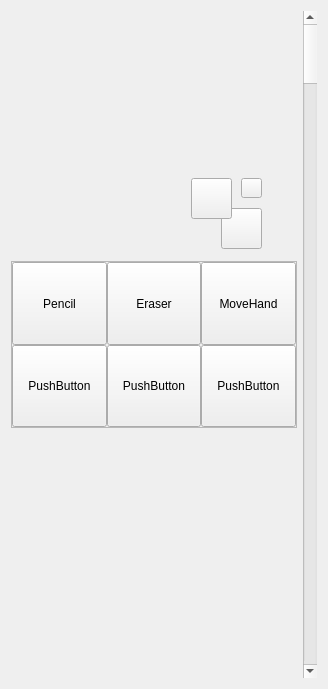
Above: 图像处理程序/Tools.ui from March-rain233/MineSketchpad before the change. Below: the same form after it.
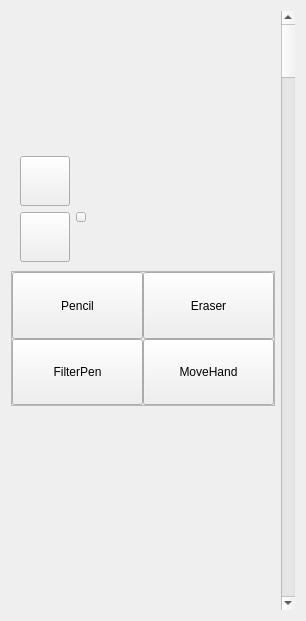
That is the form after the change. Custom widgets are drawn as their Qt base class.

```diff
--- a/图像处理程序/Tools.ui
+++ b/图像处理程序/Tools.ui
@@ -6,8 +6,8 @@
    <rect>
     <x>0</x>
     <y>0</y>
-    <width>328</width>
-    <height>689</height>
+    <width>306</width>
+    <height>621</height>
    </rect>
   </property>
   <property name="windowTitle">
@@ -35,35 +35,31 @@
       <item row="0" column="0">
        <layout class="QVBoxLayout" name="verticalLayout" stretch="2,1,2,3">
         <item>
-         <widget class="QDockWidget" name="dockWidget">
+         <widget class="MyPalette" name="widget_2" native="true">
           <property name="sizePolicy">
-           <sizepolicy hsizetype="Preferred" vsizetype="Preferred">
+           <sizepolicy hsizetype="Expanding" vsizetype="Expanding">
             <horstretch>0</horstretch>
             <verstretch>0</verstretch>
            </sizepolicy>
           </property>
-          <property name="floating">
-           <bool>false</bool>
-          </property>
-          <property name="features">
-           <set>QDockWidget::NoDockWidgetFeatures</set>
-          </property>
-          <property name="windowTitle">
-           <string/>
-          </property>
-          <widget class="MyPalette" name="dockWidgetContents"/>
          </widget>
         </item>
         <item>
          <widget class="QWidget" name="color" native="true">
+          <layout class="QFormLayout" name="formLayout">
+           <item row="0" column="0">
           <widget class="QPushButton" name="front">
-           <property name="geometry">
-            <rect>
-             <x>180</x>
-             <y>0</y>
-             <width>41</width>
-             <height>41</height>
-            </rect>
+             <property name="minimumSize">
+              <size>
+               <width>50</width>
+               <height>50</height>
+              </size>
+             </property>
+             <property name="maximumSize">
+              <size>
+               <width>50</width>
+               <height>50</height>
+              </size>
            </property>
            <property name="text">
             <string/>
@@ -75,14 +71,20 @@
             </size>
            </property>
           </widget>
+           </item>
+           <item row="1" column="0">
           <widget class="QPushButton" name="background">
-           <property name="geometry">
-            <rect>
-             <x>210</x>
-             <y>30</y>
-             <width>41</width>
-             <height>41</height>
-            </rect>
+             <property name="minimumSize">
+              <size>
+               <width>50</width>
+               <height>50</height>
+              </size>
+             </property>
+             <property name="maximumSize">
+              <size>
+               <width>50</width>
+               <height>50</height>
+              </size>
            </property>
            <property name="text">
             <string/>
@@ -94,22 +96,21 @@
             </size>
            </property>
           </widget>
+           </item>
+           <item row="1" column="1">
           <widget class="QPushButton" name="swap">
-           <property name="geometry">
-            <rect>
-             <x>230</x>
-             <y>0</y>
-             <width>21</width>
-             <height>20</height>
-            </rect>
+             <property name="maximumSize">
+              <size>
+               <width>10</width>
+               <height>10</height>
+              </size>
            </property>
            <property name="text">
             <string/>
            </property>
           </widget>
-          <zorder>background</zorder>
-          <zorder>front</zorder>
-          <zorder>swap</zorder>
+           </item>
+          </layout>
          </widget>
         </item>
         <item>
@@ -137,54 +138,6 @@
             <number>0</number>
            </property>
            <item row="2" column="0">
-            <widget class="QPushButton" name="pushButton_2">
-             <property name="sizePolicy">
-              <sizepolicy hsizetype="Expanding" vsizetype="Expanding">
-               <horstretch>0</horstretch>
-               <verstretch>0</verstretch>
-              </sizepolicy>
-             </property>
-             <property name="text">
-              <string>PushButton</string>
-             </property>
-             <property name="checkable">
-              <bool>true</bool>
-             </property>
-            </widget>
-           </item>
-           <item row="2" column="1">
-            <widget class="QPushButton" name="pushButton">
-             <property name="sizePolicy">
-              <sizepolicy hsizetype="Expanding" vsizetype="Expanding">
-               <horstretch>0</horstretch>
-               <verstretch>0</verstretch>
-              </sizepolicy>
-             </property>
-             <property name="text">
-              <string>PushButton</string>
-             </property>
-             <property name="checkable">
-              <bool>true</bool>
-             </property>
-            </widget>
-           </item>
-           <item row="2" column="2">
-            <widget class="QPushButton" name="pushButton_4">
-             <property name="sizePolicy">
-              <sizepolicy hsizetype="Expanding" vsizetype="Expanding">
-               <horstretch>0</horstretch>
-               <verstretch>0</verstretch>
-              </sizepolicy>
-             </property>
-             <property name="text">
-              <string>PushButton</string>
-             </property>
-             <property name="checkable">
-              <bool>true</bool>
-             </property>
-            </widget>
-           </item>
-           <item row="1" column="0">
             <widget class="QToolButton" name="Pencil">
              <property name="sizePolicy">
               <sizepolicy hsizetype="Expanding" vsizetype="Expanding">
@@ -218,7 +171,23 @@
              </property>
             </widget>
            </item>
-           <item row="1" column="2">
+           <item row="3" column="0">
+            <widget class="QPushButton" name="pushButton_2">
+             <property name="sizePolicy">
+              <sizepolicy hsizetype="Expanding" vsizetype="Expanding">
+               <horstretch>0</horstretch>
+               <verstretch>0</verstretch>
+              </sizepolicy>
+             </property>
+             <property name="text">
+              <string>FilterPen</string>
+             </property>
+             <property name="checkable">
+              <bool>true</bool>
+             </property>
+            </widget>
+           </item>
+           <item row="3" column="2">
             <widget class="QPushButton" name="MoveHand">
              <property name="sizePolicy">
               <sizepolicy hsizetype="Expanding" vsizetype="Expanding">
@@ -234,7 +203,7 @@
              </property>
             </widget>
            </item>
-           <item row="1" column="1">
+           <item row="2" column="2">
             <widget class="QToolButton" name="Eraser">
              <property name="sizePolicy">
               <sizepolicy hsizetype="Expanding" vsizetype="Expanding">
```
Lines whose indentation alone changed are shown as unchanged.
